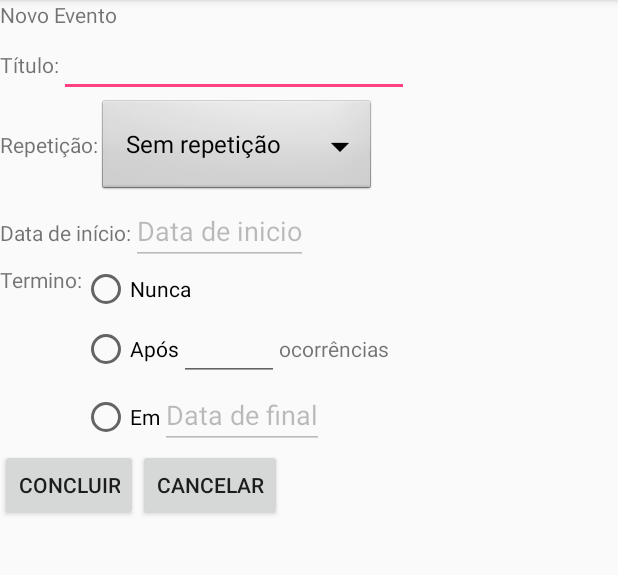
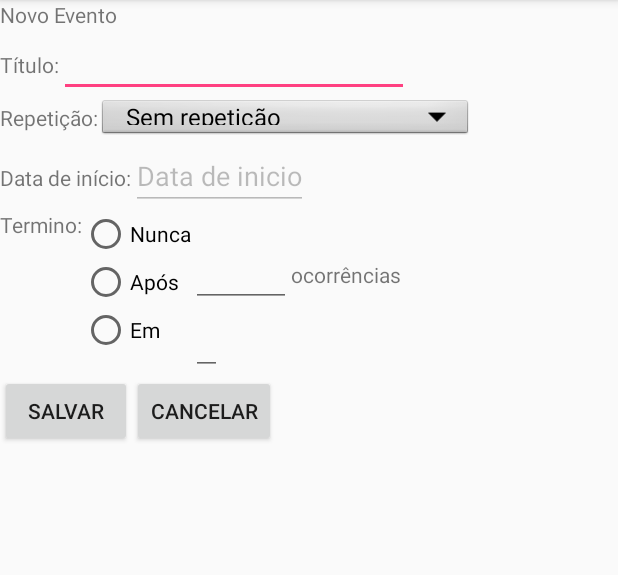
Before and after one commit to kelvinkz/krdcer70, an Android app: the NewEventActivity screen opened directly, with no data from a screen before it, on a phone screen of 412 x 824 dp, the part 84-659 px from its top. Run offline under Robolectric (Android 15) with nearby library versions, the phone set to English and light mode, and no system bars.

Commit message:
alteracoes no xhtml / acao dos botoes / botao flutuente (new Evento)

```diff
--- a/AgendaN70/app/build.gradle
+++ b/AgendaN70/app/build.gradle
@@ -23,5 +23,6 @@ dependencies {
     compile fileTree(dir: 'libs', include: ['*.jar'])
     testCompile 'junit:junit:4.12'
     compile 'com.android.support:appcompat-v7:23.3.0'
+    compile 'com.android.support:design:23.3.0'
     compile 'com.readystatesoftware.sqliteasset:sqliteassethelper:+'
 }
--- a/AgendaN70/app/src/main/res/layout/activity_new_event.xml
+++ b/AgendaN70/app/src/main/res/layout/activity_new_event.xml
@@ -35,8 +35,8 @@
             android:text="@string/tipoRepet" />
         <Spinner
             android:id="@+id/spinner1"
-            android:layout_width="match_parent"
-            android:layout_height="wrap_content"
+            android:layout_width="250dp"
+            android:layout_height="30dp"
             android:background="@android:drawable/btn_dropdown"
             android:spinnerMode="dropdown" />
     </LinearLayout>
@@ -73,15 +73,27 @@
                 android:layout_height="wrap_content"
                 android:id="@+id/semFim"
                 android:text="@string/nunca"/>
+            <RadioButton
+                android:layout_width="wrap_content"
+                android:layout_height="wrap_content"
+                android:id="@+id/qtdOcorrencias"
+                android:text="@string/apos"/>
+            <RadioButton
+                android:layout_width="wrap_content"
+                android:layout_height="wrap_content"
+                android:id="@+id/termino"
+                android:text="@string/em"/>
+        </RadioGroup>
+        <LinearLayout
+            android:layout_width="wrap_content"
+            android:layout_height="wrap_content"
+            android:orientation="vertical">
+            <TextView
+                android:layout_width="1px"
+                android:layout_height="wrap_content" />
             <LinearLayout
                 android:layout_width="wrap_content"
-                android:layout_height="wrap_content"
-                android:orientation="horizontal">
-                <RadioButton
-                    android:layout_width="wrap_content"
-                    android:layout_height="wrap_content"
-                    android:id="@+id/qtdOcorrencias1"
-                    android:text="@string/apos"/>
+                android:layout_height="wrap_content">
                 <EditText
                     android:layout_width="100px"
                     android:layout_height="wrap_content"
@@ -92,24 +104,12 @@
                     android:layout_height="wrap_content"
                     android:text="@string/ocorrencias" />
             </LinearLayout>
-            <LinearLayout
+            <EditText
                 android:layout_width="wrap_content"
                 android:layout_height="wrap_content"
-                android:orientation="horizontal">
-                <RadioButton
-                    android:layout_width="wrap_content"
-                    android:layout_height="wrap_content"
-                    android:id="@+id/qtdOcorrencias2"
-                    android:text="@string/terminaem"/>
-                <EditText
-                    android:id="@+id/dt_fim"
-                    android:layout_width="fill_parent"
-                    android:layout_height="wrap_content"
-                    android:enabled="false"
-                    android:text="Data de final"/>
-
-            </LinearLayout>
-        </RadioGroup>
+                android:inputType="date"
+                android:id="@+id/dataFim"/>
+        </LinearLayout>
     </LinearLayout>
     <LinearLayout
         android:layout_width="wrap_content"
@@ -119,8 +119,8 @@
             android:id="@+id/bt_concluido"
             android:layout_width="wrap_content"
             android:layout_height="wrap_content"
-            android:text="@string/concluido"
-            android:onClick="gotoConcluir"/>
+            android:text="@string/salvar"
+            android:onClick="gotoSalvar"/>
         <Button
             android:id="@+id/bt_cancelar"
             android:layout_width="wrap_content"
@@ -128,5 +128,4 @@
             android:text="@string/cancelar"
             android:onClick="gotoCancelar"/>
     </LinearLayout>
-
 </LinearLayout>
--- a/AgendaN70/app/src/main/res/values/strings.xml
+++ b/AgendaN70/app/src/main/res/values/strings.xml
@@ -11,4 +11,6 @@
     <string name="terminaem">Em</string>
     <string name="concluido">Concluir</string>
     <string name="cancelar">Cancelar</string>
+    <string name="em">Em</string>
+    <string name="salvar">Salvar</string>
 </resources>
```
Also changed, not shown: AgendaN70/app/src/main/java/com/engenharia/agendan70/MainActivity.java (+8 -1 lines), AgendaN70/app/src/main/java/com/engenharia/agendan70/NewEventActivity.java (+15 -0 lines), AgendaN70/app/src/main/res/layout/activity_main.xml (+21 -4 lines), AgendaN70/app/src/main/res/drawable/ic_action_add.png (added).
